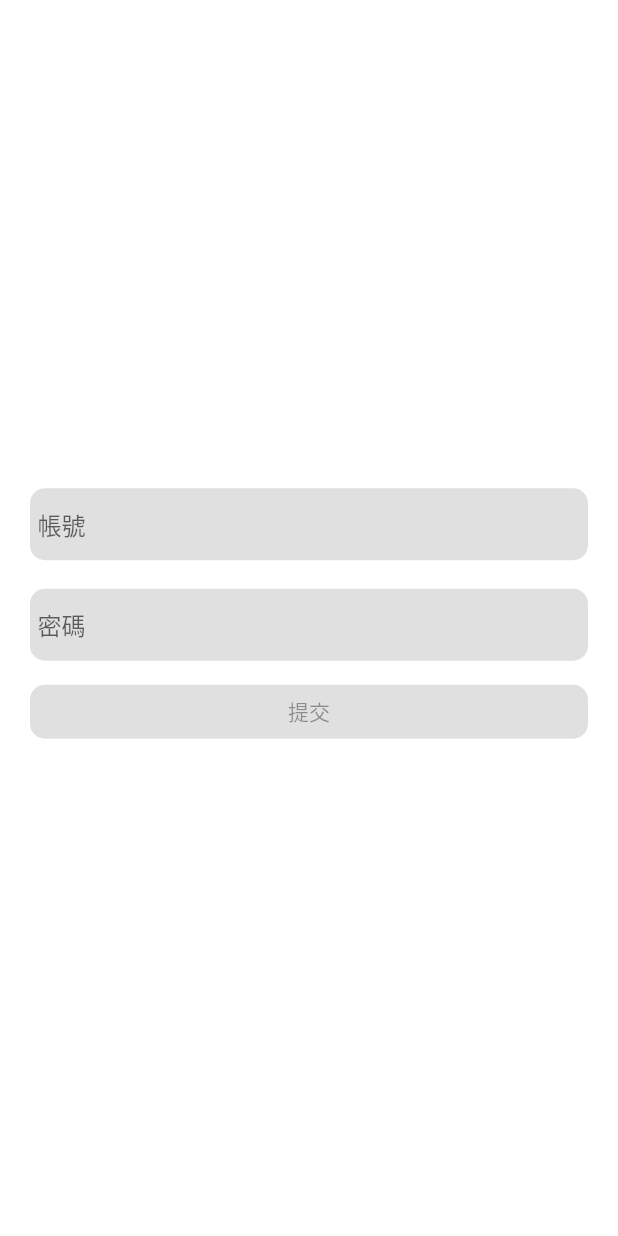
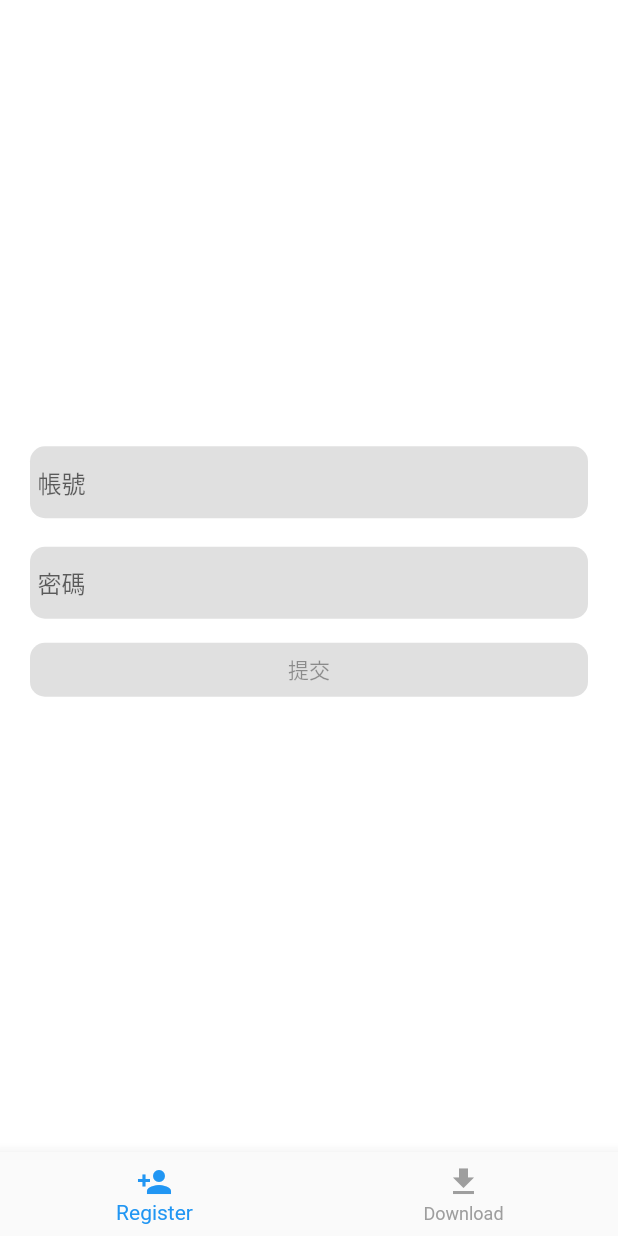
Before and after one commit to CPMoviePHil/register_bloc, a Flutter app: the screen it shows after launch, on a phone screen of 412 x 824 dp. Run offline on Flutter 3.47's test engine with Material 2 defaults, Android fonts, the phone set to English and light mode, and no system bars; our stand-ins replace bloc, equatable.

Commit message:
+download page

```diff
--- a/lib/screens/mainPage.dart
+++ b/lib/screens/mainPage.dart
@@ -1,11 +1,12 @@
 import 'package:flutter/material.dart';
-import 'package:register/screens/pages/Register.dart';
+import 'package:register/screens/pages/Pages.dart';
+import 'package:register/utils/screens/class/BarItem.dart';
 
 class NavigationScreen extends StatefulWidget {
   NavigationScreen({Key key}) : super(key: key);
 
   @override
-  _NavigationState createState()=> _NavigationState();
+  _NavigationState createState() => _NavigationState();
 
 }
 
@@ -13,13 +14,52 @@ class _NavigationState extends State<NavigationScreen>{
 
   final pageList = [
     Register(),
+    Download(),
   ];
+
+  final List<BarItem> barItemList = [
+    BarItem(
+      icon: Icons.person_add,
+      itemText: "Register",
+    ),
+    BarItem(
+      icon: Icons.file_download,
+      itemText: "Download",
+    ),
+  ];
+
   int currentIndex = 0;
+
+  BottomNavigationBarItem barItem({
+    IconData icon,
+    String itemText,
+  }){
+    return BottomNavigationBarItem(
+      icon: Icon(
+        icon,
+      ),
+      label: itemText,
+    );
+  }
 
   @override
   Widget build(BuildContext context) {
     return Scaffold(
       body: pageList[currentIndex],
+      bottomNavigationBar: BottomNavigationBar(
+        unselectedItemColor: Colors.grey,
+        selectedItemColor: Colors.blue,
+        currentIndex: currentIndex,
+        type: BottomNavigationBarType.fixed,
+        onTap: (currentPageIndex){
+          setState(() {
+            currentIndex = currentPageIndex;
+          });
+        },
+        items: barItemList.map((e) => barItem(
+          icon: e.icon, itemText: e.itemText,),
+        ).toList(),
+      ),
     );
   }
 }
--- /dev/null
+++ b/lib/screens/pages/Pages.dart
@@ -0,0 +1,2 @@
+export 'Download.dart';
+export 'Register.dart';
--- /dev/null
+++ b/lib/utils/screens/class/BarItem.dart
@@ -0,0 +1,11 @@
+import 'package:flutter/cupertino.dart';
+
+class BarItem {
+  final IconData icon;
+  final String itemText;
+
+  BarItem({
+    this.icon,
+    this.itemText,
+  });
+}
--- a/lib/utils/screens/screensUtils.dart
+++ b/lib/utils/screens/screensUtils.dart
@@ -1,2 +1,4 @@
 export 'appTextField.dart';
 export 'appElevatedButton.dart';
+
+export 'class/BarItem.dart';
```
Also changed, not shown: lib/screens/pages/Download.dart (added, +40 -0 lines).
